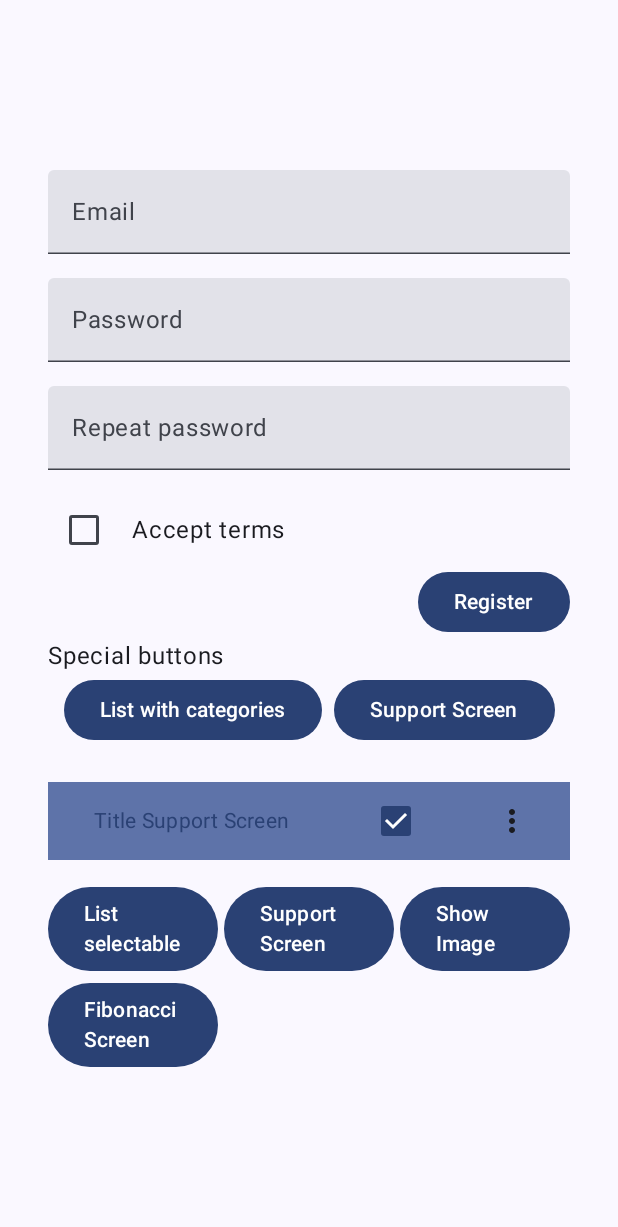
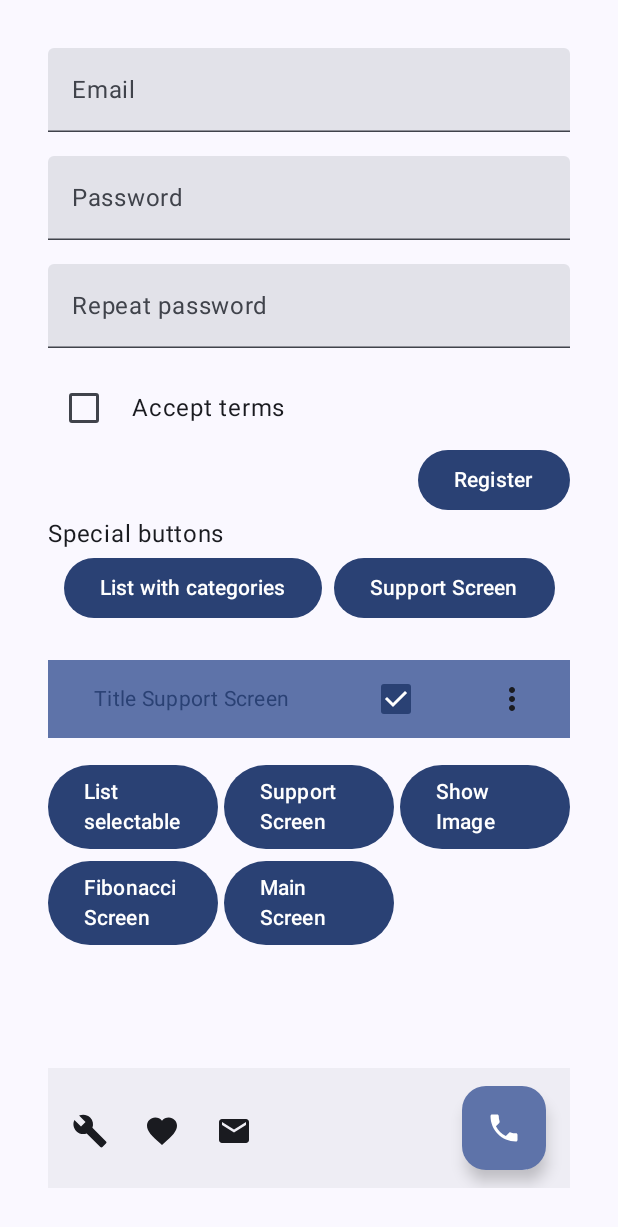
Before and after one commit to pavelfire/ValidateForm, an Android app built with Jetpack Compose: the screen it shows after launch (MainActivity), on a phone screen of 412 x 824 dp. Shown: the top 1227 px of the screen. Run offline under Robolectric (Android 15) with nearby library versions, the phone set to English and light mode, and no system bars.

Commit message:
bottom nav bar added

```diff
--- a/app/src/main/java/com/vk/directop/validateform/navigation/Navigation.kt
+++ b/app/src/main/java/com/vk/directop/validateform/navigation/Navigation.kt
@@ -10,6 +10,7 @@ import com.vk.directop.validateform.presentation.SupportScreen
 import com.vk.directop.validateform.presentation.categorized_lazy.CategorizedLazyColumn
 import com.vk.directop.validateform.presentation.fibonacci.FibonacciScreen
 import com.vk.directop.validateform.presentation.image_coil.ShowImage
+import com.vk.directop.validateform.presentation.main_screen.MainScreen
 import com.vk.directop.validateform.presentation.registration.Registration
 
 @Composable
@@ -46,5 +47,8 @@ fun Navigation() {
         composable(route = Screen.ShowImageScreen.route){
             ShowImage()
         }
+        composable(route = Screen.MainScreen.route){
+            MainScreen()
+        }
     }
 }
--- a/app/src/main/java/com/vk/directop/validateform/navigation/Screen.kt
+++ b/app/src/main/java/com/vk/directop/validateform/navigation/Screen.kt
@@ -6,6 +6,7 @@ sealed class Screen(val route: String) {
     object SupportScreen : Screen("support_screen")
     object FibonacciScreen : Screen("fibonacci_screen")
     object ShowImageScreen : Screen("show_image_screen")
+    object MainScreen : Screen("main_screen")
 
     fun withArgs(vararg args: String): String {
         return buildString {
--- /dev/null
+++ b/app/src/main/java/com/vk/directop/validateform/presentation/components/MyBottomAppBar.kt
@@ -0,0 +1,62 @@
+package com.vk.directop.validateform.presentation.components
+
+import android.annotation.SuppressLint
+import androidx.compose.foundation.layout.fillMaxSize
+import androidx.compose.material.icons.Icons
+import androidx.compose.material.icons.filled.Build
+import androidx.compose.material.icons.filled.Email
+import androidx.compose.material.icons.filled.Favorite
+import androidx.compose.material.icons.filled.Phone
+import androidx.compose.material3.BottomAppBar
+import androidx.compose.material3.ExperimentalMaterial3Api
+import androidx.compose.material3.FloatingActionButton
+import androidx.compose.material3.Icon
+import androidx.compose.material3.IconButton
+import androidx.compose.material3.Scaffold
+import androidx.compose.runtime.Composable
+import androidx.compose.ui.Modifier
+
+@OptIn(ExperimentalMaterial3Api::class)
+@SuppressLint("UnusedMaterial3ScaffoldPaddingParameter")
+@Composable
+fun MyBottomAppBar (
+
+){
+    Scaffold(
+        modifier = Modifier.fillMaxSize(),
+        bottomBar = {
+            BottomAppBar(
+                actions = {
+                    IconButton(onClick = { }) {
+                        Icon(
+                            imageVector = Icons.Default.Build,
+                            contentDescription = "Build"
+                        )
+                    }
+                    IconButton(onClick = { }) {
+                        Icon(
+                            imageVector = Icons.Default.Favorite,
+                            contentDescription = "Favorite"
+                        )
+                    }
+                    IconButton(onClick = { }) {
+                        Icon(
+                            imageVector = Icons.Default.Email,
+                            contentDescription = "Email"
+                        )
+                    }
+                },
+                floatingActionButton = {
+                    FloatingActionButton(onClick = { }) {
+                        Icon(
+                            imageVector = Icons.Default.Phone,
+                            contentDescription = "Call contact"
+                        )
+                    }
+                },
+            )
+        }
+    ) {
+
+    }
+}
--- a/app/src/main/java/com/vk/directop/validateform/presentation/image_coil/ShowImage.kt
+++ b/app/src/main/java/com/vk/directop/validateform/presentation/image_coil/ShowImage.kt
@@ -1,6 +1,5 @@
 package com.vk.directop.validateform.presentation.image_coil
 
-import androidx.compose.foundation.clickable
 import androidx.compose.foundation.horizontalScroll
 import androidx.compose.foundation.layout.Column
 import androidx.compose.foundation.layout.Row
--- a/app/src/main/java/com/vk/directop/validateform/presentation/registration/Registration.kt
+++ b/app/src/main/java/com/vk/directop/validateform/presentation/registration/Registration.kt
@@ -37,6 +37,7 @@ import androidx.lifecycle.viewmodel.compose.viewModel
 import androidx.navigation.NavController
 import com.vk.directop.validateform.R
 import com.vk.directop.validateform.navigation.Screen
+import com.vk.directop.validateform.presentation.components.MyBottomAppBar
 import com.vk.directop.validateform.presentation.components.MyCheckbox
 
 @OptIn(ExperimentalMaterial3Api::class)
@@ -74,6 +75,10 @@ fun Registration(
 
                 RegistrationViewModel.ValidationEvent.GoToShowImageScreen ->{
                     navController.navigate(Screen.ShowImageScreen.route)
+                }
+
+                RegistrationViewModel.ValidationEvent.GoToMainScreen ->{
+                    navController.navigate(Screen.MainScreen.route)
                 }
             }
         }
@@ -265,7 +270,17 @@ fun Registration(
                     Text(text = "Fibonacci Screen")
                 }
             }
+            item {
+                Button(
+                    onClick = {
+                        viewModel.onEvent(RegistrationFormEvent.GoToMainScreen)
+                    },
+                ) {
+                    Text(text = "Main Screen")
+                }
+            }
         }
+        MyBottomAppBar()
     }
 
 }
--- a/app/src/main/java/com/vk/directop/validateform/presentation/registration/RegistrationFormEvent.kt
+++ b/app/src/main/java/com/vk/directop/validateform/presentation/registration/RegistrationFormEvent.kt
@@ -12,4 +12,5 @@ sealed class RegistrationFormEvent{
     object GoToSupportScreen: RegistrationFormEvent()
     object GoToFibonacciScreen: RegistrationFormEvent()
     object GoToShowImageScreen: RegistrationFormEvent()
+    object GoToMainScreen: RegistrationFormEvent()
 }
```
Also changed, not shown: app/src/main/java/com/vk/directop/validateform/presentation/components/BottomNavBarWithBadges.kt (added, +107 -0 lines), app/src/main/java/com/vk/directop/validateform/presentation/main_screen/MainScreen.kt (added, +21 -0 lines), app/src/main/java/com/vk/directop/validateform/presentation/registration/RegistrationViewModel.kt (+8 -0 lines).
